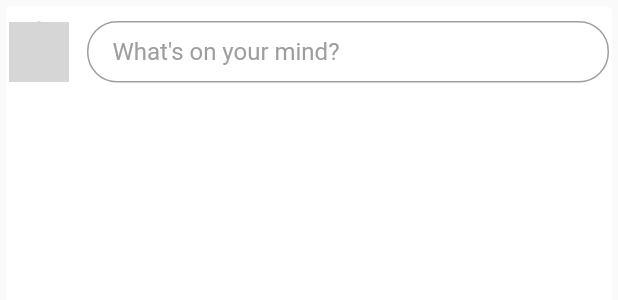
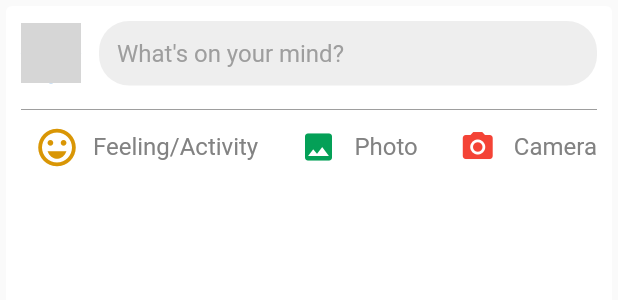
Before and after one commit to Houdalar/Esprit-Alumni-frontend, a Flutter app: the CreatePost widget shown alone on an empty page, opened directly, on a phone screen of 412 x 824 dp. Shown: the top 300 px of the screen. Run offline on Flutter 3.47's test engine with Material 2 defaults, Android fonts, the phone set to English and light mode, and no system bars; our stand-ins replace email_validator, emoji_picker_flutter, firebase_auth, firebase_core, fluttertoast, get_it and 4 more; accounts and stored records are empty; network calls fail; statements that could not run were skipped; grey boxes are pictures that could not be loaded.

Commit message:
create post item 1.0

```diff
--- a/lib/view/components/constum_componenets/createPost.dart
+++ b/lib/view/components/constum_componenets/createPost.dart
@@ -1,9 +1,11 @@
 import 'dart:io';
 
+import 'package:emoji_picker_flutter/emoji_picker_flutter.dart';
+import 'package:esprit_alumni_frontend/view/components/themes/colors.dart';
 import 'package:flutter/material.dart';
 import 'package:image_picker/image_picker.dart';
 
-/*class CreatePost extends StatefulWidget {
+class CreatePost extends StatefulWidget {
   final String? profileimage;
   const CreatePost(this.profileimage, {Key? key}) : super(key: key);
   @override
@@ -13,118 +15,33 @@ import 'package:image_picker/image_picker.dart';
 class _CreatePostState extends State<CreatePost> {
   final TextEditingController _textEditingController = TextEditingController();
 
-  String _selectedCategory = 'Category 1';
-  List<String> _categories = [
-    'Category 1',
-    'Category 2',
-    'Category 3',
-    'Category 4'
-  ];
+  String _selectedCategory = 'ITC';
+  List<String> _categories = ['ITC', 'Internship', 'Ask', 'Job'];
 
   bool _isExpanded = false;
+  bool _isExpanded1 = false;
+
+  File _image = File('');
 
   @override
   Widget build(BuildContext context) {
-    return Card(
+    final _focusNode = FocusNode();
+    _pickImage(ImageSource gallery) async {
+      final image = await ImagePicker().pickImage(source: ImageSource.gallery);
+      if (image == null) return null;
+      final imageTemporary = File(image.path);
+      return imageTemporary;
+    }
+
+    return GestureDetector(
+      onTap: () {
+        _focusNode.unfocus();
+      },
+      child: Card(
         elevation: 0.0,
         child: Padding(
-        padding: const EdgeInsets.fromLTRB(2, 10, 2, 0),
+          padding: const EdgeInsets.fromLTRB(10, 10, 10, 0),
           child: Column(
-          children: [
-            Row(
-              children: [
-                CircleAvatar(
-                  radius: 20.0,
-                  backgroundImage: NetworkImage(widget.profileimage!),
-                ),
-                SizedBox(width: 12.0),
-                Expanded(
-                  child: TextField(
-                    controller: _textEditingController,
-                    decoration: InputDecoration(
-                      hintText: 'What\'s on your mind?',
-                      border: InputBorder.none,
-                    ),
-                    minLines: 1,
-                    maxLines: 5,
-                    onTap: () {
-                      setState(() {
-                        _isExpanded = true;
-                      });
-                    },
-                  ),
-                ),
-                IconButton(
-                  icon: Icon(Icons.send),
-                  onPressed: () {
-                    // TODO: Implement post creation logic
-                    _textEditingController.clear();
-                  },
-                ),
-              ],
-            ),
-            if (_isExpanded)
-              Column(
-                crossAxisAlignment: CrossAxisAlignment.stretch,
-                children: [
-                  SizedBox(height: 12.0),
-                  DropdownButtonFormField(
-                    value: _selectedCategory,
-                    decoration: InputDecoration(
-                      labelText: 'Category',
-                      border: OutlineInputBorder(),
-                    ),
-                    items: _categories.map((category) {
-                      return DropdownMenuItem(
-                        value: category,
-                        child: Text(category),
-                      );
-                    }).toList(),
-                    onChanged: (value) {
-                      setState(() {
-                        _selectedCategory = value as String;
-                      });
-                    },
-                  ),
-                ],
-              ),
-          ],
-        ),
-      ),
-    );
-  }
-}*/
-import 'package:flutter/material.dart';
-
-/*class CreatePost extends StatefulWidget {
-  final String? profileimage;
-  const CreatePost(this.profileimage, {Key? key}) : super(key: key);
-
-  @override
-  _CreatePostState createState() => _CreatePostState();
-}
-
-class _CreatePostState extends State<CreatePost> {
-  final TextEditingController _textEditingController = TextEditingController();
-  String _selectedCategory = 'Category 1';
-  List<String> _categories = [
-    'Category 1',
-    'Category 2',
-    'Category 3',
-    'Category 4'
-  ];
-
-  @override
-  Widget build(BuildContext context) {
-    return InkWell(
-      onTap: () {
-        showDialog(
-          context: context,
-          builder: (context) => Dialog(
-            child: Padding(
-              padding: const EdgeInsets.all(16.0),
-              child: Column(
-                mainAxisSize: MainAxisSize.min,
             crossAxisAlignment: CrossAxisAlignment.start,
             children: [
               Row(
@@ -133,65 +50,124 @@ class _CreatePostState extends State<CreatePost> {
                     radius: 20.0,
                     backgroundImage: NetworkImage(widget.profileimage!),
                   ),
-                      SizedBox(width: 12.0),
-                      Text(
-                        'Username',
-                        style: TextStyle(
-                          fontWeight: FontWeight.bold,
-                          fontSize: 16.0,
+                  const SizedBox(width: 12.0),
+                  Expanded(
+                    child: GestureDetector(
+                      onTap: () {
+                        showDialog(
+                          context: context,
+                          builder: (context) {
+                            return Dialog(
+                              child: Container(
+                                height: 300,
+                                width: 300,
+                                child: Container(
+                                  margin: EdgeInsets.all(20),
+                                  child: Column(
+                                    crossAxisAlignment:
+                                        CrossAxisAlignment.start,
+                                    children: [
+                                      Row(
+                                        children: [
+                                          CircleAvatar(
+                                            radius: 20.0,
+                                            backgroundImage: NetworkImage(
+                                                widget.profileimage!),
+                                          ),
+                                          const SizedBox(width: 12.0),
+                                          Text("user"),
+                                        ],
+                                      ),
+                                      const SizedBox(height: 20.0),
+                                      Expanded(
+                                        flex: 1,
+                                        child: Row(
+                                          mainAxisAlignment:
+                                              MainAxisAlignment.start,
+                                          children: [
+                                            Expanded(
+                                              child: TextField(
+                                                controller:
+                                                    _textEditingController,
+                                                focusNode: _focusNode,
+                                                maxLines: null,
+                                                decoration: InputDecoration(
+                                                  hintText: "What's new ?",
+                                                  border: InputBorder.none,
+                                                ),
+                                              ),
+                                            ),
+                                            IconButton(
+                                              onPressed: () {
+                                                setState(() {
+                                                  EmojiPicker(
+                                                    onEmojiSelected:
+                                                        (category, emoji) {
+                                                      _textEditingController
+                                                              .text =
+                                                          _textEditingController
+                                                                  .text +
+                                                              emoji.emoji;
+                                                    },
+                                                  );
+                                                  _isExpanded1 = !_isExpanded1;
+                                                });
+                                              },
+                                              icon: const Icon(
+                                                Icons.emoji_emotions,
+                                                color: Colors.grey,
+                                                size: 30,
                                               ),
                                             ),
                                           ],
                                         ),
-                  SizedBox(height: 16.0),
-                  TextField(
-                    controller: _textEditingController,
-                    decoration: InputDecoration(
-                      hintText: 'What\'s on your mind?',
-                      border: InputBorder.none,
                                       ),
-                    minLines: 1,
-                    maxLines: 5,
+                                      const SizedBox(height: 15.0),
+                                      Container(
+                                        child: Column(children: [
+                                          Container(
+                                            height: 200,
+                                            width: 200,
+                                            child: _image == null
+                                                ? IconButton(
+                                                    onPressed: () {
+                                                      _pickImage(
+                                                          ImageSource.gallery);
+                                                      setState(() {
+                                                        _image = _pickImage(
+                                                                ImageSource
+                                                                    .gallery)
+                                                            as File;
+                                                      });
+                                                    },
+                                                    icon: const Icon(
+                                                        Icons.add_a_photo))
+                                                : Image.file(_image),
                                           ),
-                  SizedBox(height: 16.0),
-                  Row(
-                    mainAxisAlignment: MainAxisAlignment.spaceBetween,
-                    children: [
-                      ElevatedButton.icon(
-                        onPressed: () {
-                          // TODO: Implement image upload logic
-                        },
-                        icon: Icon(Icons.send),
-                        label: Text('Add Photo'),
+                                          Text(
+                                            "Add a photo",
+                                            style: TextStyle(
+                                                color: Colors.grey,
+                                                fontSize: 16.0),
                                           ),
-                      IconButton(
-                        icon: Icon(Icons.emoji_emotions),
-                        onPressed: () {
-                          // TODO: Implement emoji picker logic
-                        },
-                      ),
-                      DropdownButton<String>(
-                        value: _selectedCategory,
-                        items: _categories.map((String category) {
-                          return DropdownMenuItem<String>(
+                                          Spacer(),
+                                          DropdownButton(
+                                            items: _categories.map((category) {
+                                              return DropdownMenuItem(
+                                                child: Text(category),
                                                 value: category,
-                            child: Text(category),
                                               );
                                             }).toList(),
-                        onChanged: (String? newValue) {
+                                            onChanged:
+                                                (String? selectedCategory) {
                                               setState(() {
-                            _selectedCategory = newValue!;
+                                                _selectedCategory =
+                                                    selectedCategory!;
                                               });
                                             },
+                                            value: _selectedCategory,
                                           ),
-                      ElevatedButton(
-                        onPressed: () {
-                          // TODO: Implement post creation logic
-                          Navigator.pop(context);
-                        },
-                        child: Text('Post'),
-                      ),
-                    ],
+                                        ]),
                                       ),
                                     ],
                                   ),
@@ -199,186 +175,105 @@ class _CreatePostState extends State<CreatePost> {
                               ),
                             );
                           },
-      child: Card(
-        elevation: 0.0,
-        child: Padding(
-          padding: const EdgeInsets.fromLTRB(2, 10, 2, 0),
-          child: Row(
-            children: [
-              CircleAvatar(
-                radius: 20.0,
-                backgroundImage: NetworkImage(widget.profileimage!),
-              ),
-              SizedBox(width: 12.0),
-              TextField(
-                controller: _textEditingController,
-                decoration: InputDecoration(
-                  hintText: 'What\'s on your mind?',
-                  hintStyle: TextStyle(
-                    color: Colors.grey,
-                  ),
-                  border: InputBorder.none,
-                ),
-                minLines: 1,
-                maxLines: 5,
-              ),
-              IconButton(
-                icon: Icon(Icons.send),
-                onPressed: () {
-                  // TODO: Implement image upload logic
-                },
-              ),
-            ],
-          ),
-        ),
-      ),
                         );
-  }
-}*/
-
-class CreatePost extends StatefulWidget {
-  final String? profileImage;
-  const CreatePost(this.profileImage, {Key? key}) : super(key: key);
-  @override
-  _CreatePostState createState() => _CreatePostState();
-}
-
-class _CreatePostState extends State<CreatePost> {
-  final TextEditingController _textEditingController = TextEditingController();
-  final FocusNode _focusNode = FocusNode();
-
-  String _selectedCategory = 'Category 1';
-  List<String> _categories = [
-    'Category 1',
-    'Category 2',
-    'Category 3',
-    'Category 4'
-  ];
-
-  bool _isExpanded = false;
-
-  @override
-  Widget build(BuildContext context) {
-    return GestureDetector(
-      onTap: () {
-        _focusNode.unfocus();
-        setState(() {
-          _isExpanded = false;
-        });
-      },
-      child: Card(
-        elevation: 0.0,
-        child: Padding(
-          padding: const EdgeInsets.fromLTRB(2, 10, 2, 0),
-          child: Column(
-            crossAxisAlignment: CrossAxisAlignment.start,
-            children: [
-              Row(
-                children: [
-                  CircleAvatar(
-                    radius: 20.0,
-                    backgroundImage: NetworkImage(widget.profileImage!),
-                  ),
-                  const SizedBox(width: 12.0),
-                  Expanded(
-                    child: GestureDetector(
-                      onTap: () {
-                        setState(() {
-                          _isExpanded = true;
-                        });
                       },
                       child: Container(
+                        padding: const EdgeInsets.all(12.0),
                         decoration: BoxDecoration(
-                          border: Border.all(color: Colors.grey),
+                          color: Colors.grey[200],
                           borderRadius: BorderRadius.circular(20.0),
                         ),
-                        child: Padding(
-                          padding: const EdgeInsets.symmetric(
-                              vertical: 10.0, horizontal: 16.0),
-                          child: Column(
-                            crossAxisAlignment: CrossAxisAlignment.start,
-                            children: [
-                              const Text(
+                        child: const Text(
                           'What\'s on your mind?',
                           style: TextStyle(
                             color: Colors.grey,
                             fontSize: 16.0,
-                                  fontWeight: FontWeight.w400,
-                                ),
-                              ),
-                              if (_isExpanded)
-                                Column(
-                                  crossAxisAlignment:
-                                      CrossAxisAlignment.stretch,
-                                  children: [
-                                    const SizedBox(height: 12.0),
-                                    DropdownButtonFormField(
-                                      value: _selectedCategory,
-                                      decoration: const InputDecoration(
-                                        labelText: 'Category',
-                                        border: OutlineInputBorder(),
-                                      ),
-                                      items: _categories.map((category) {
-                                        return DropdownMenuItem(
-                                          value: category,
-                                          child: Text(category),
-                                        );
-                                      }).toList(),
-                                      onChanged: (value) {
-                                        setState(() {
-                                          _selectedCategory = value as String;
-                                        });
-                                      },
-                                    ),
-                                    const SizedBox(height: 12.0),
-                                    TextField(
-                                      focusNode: _focusNode,
-                                      controller: _textEditingController,
-                                      maxLines: null,
-                                      decoration: const InputDecoration(
-                                        hintText: 'What\'s on your mind?',
-                                        border: InputBorder.none,
-                                      ),
-                                    ),
-                                    const SizedBox(height: 12.0),
-                                    Row(
-                                      mainAxisAlignment:
-                                          MainAxisAlignment.spaceBetween,
-                                      children: [
-                                        IconButton(
-                                          icon: const Icon(Icons.photo),
-                                          onPressed: () {
-                                            // TODO: Implement photo upload logic
-                                          },
-                                        ),
-                                        IconButton(
-                                          icon: const Icon(
-                                              Icons.emoji_emotions_outlined),
-                                          onPressed: () {
-                                            // TODO: Implement emoji picker logic
-                                          },
-                                        ),
-                                        ElevatedButton(
-                                          onPressed: () {
-                                            // TODO: Implement post creation logic
-                                            _textEditingController.clear();
-                                            setState(() {
-                                              _isExpanded = false;
-                                            });
-                                          },
-                                          child: const Text('Post'),
-                                        ),
-                                      ],
-                                    ),
-                                  ],
-                                ),
-                            ],
                           ),
                         ),
                       ),
                     ),
                   ),
                 ],
+              ),
+              Container(
+                margin: const EdgeInsets.fromLTRB(0, 15, 0, 0),
+                width: double.infinity,
+                child: const Divider(
+                  color: Colors.grey,
+                  height: 2.0,
+                ),
+              ),
+              Row(
+                children: [
+                  Expanded(
+                    child: Row(
+                      children: [
+                        IconButton(
+                          onPressed: () {
+                            _focusNode.unfocus();
+                            setState(() {
+                              _isExpanded = !_isExpanded;
+                            });
+                          },
+                          icon: const Icon(
+                            Icons.emoji_emotions_outlined,
+                            color: Color.fromARGB(255, 217, 150, 5),
+                            size: 30,
+                          ),
+                        ),
+                        const Text(
+                          'Feeling/Activity',
+                          style: TextStyle(
+                            color: AppColors.darkgray,
+                            fontSize: 16.0,
+                          ),
+                        ),
+                        const Spacer(),
+                        IconButton(
+                          onPressed: () {
+                            _focusNode.unfocus();
+                            setState(() {
+                              _isExpanded = false;
+                            });
+                            _pickImage(ImageSource.gallery);
+                          },
+                          icon: const Icon(Icons.image,
+                              color: Color.fromARGB(255, 4, 160, 87)),
+                        ),
+                        const Text(
+                          'Photo',
+                          style: TextStyle(
+                            color: AppColors.darkgray,
+                            fontSize: 16.0,
+                          ),
+                        ),
+                        Spacer(),
+                        IconButton(
+                          onPressed: () {
+                            _focusNode.unfocus();
+                            setState(() {
+                              _isExpanded = false;
+                            });
+                            _pickImage(ImageSource.camera);
+                          },
+                          icon: const Icon(Icons.camera_alt,
+                              color: AppColors.primary),
+                        ),
+                        const Text(
+                          'Camera',
+                          style: TextStyle(
+                            color: AppColors.darkgray,
+                            fontSize: 16.0,
+                          ),
+                        ),
+                      ],
+                    ),
+                  ),
+                ],
+              ),
+              if (_isExpanded)
+                EmojiPicker(
+                  onEmojiSelected: (emoji, category) {},
                 ),
             ],
           ),
--- a/pubspec.yaml
+++ b/pubspec.yaml
@@ -42,6 +42,7 @@ dependencies:
   crypto: ^3.0.1
   local_auth: ^1.1.6
   image_picker: ^0.8.4+3
+  emoji_picker_flutter: ^1.5.2
 
 
 
@@ -56,6 +57,7 @@ dependencies:
   json_annotation: ^4.8.0
   build_runner: ^2.3.3
   build: ^2.3.1
+  emoji_picker: ^0.0.2
 
 dev_dependencies:
   flutter_test:
```
Also changed, not shown: lib/view/components/constum_componenets/f.txt (added, +107 -0 lines), lib/view/screens/home.dart (+17 -9 lines), pubspec.lock, 5 other files. Lines whose indentation alone changed are shown as unchanged.
